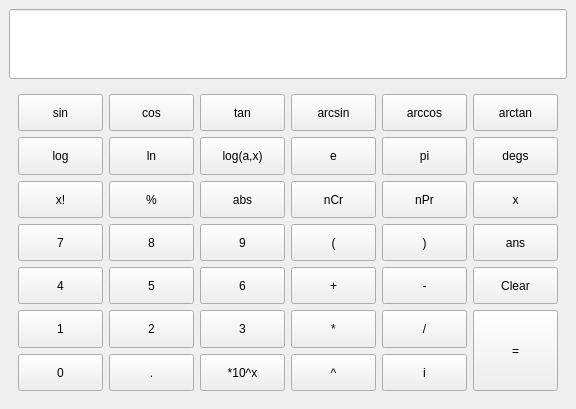
Qt form gui2.ui (twright/C1000-Intelligent-Calculator) before a commit.
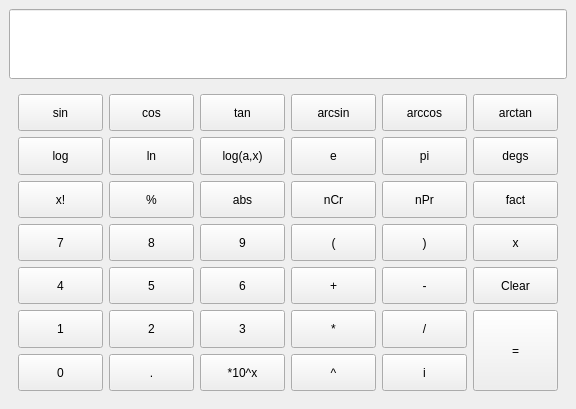
The same form after that commit.

The edit to the form file:
```diff
--- a/gui2.ui
+++ b/gui2.ui
@@ -213,6 +213,9 @@
            <verstretch>0</verstretch>
           </sizepolicy>
          </property>
+         <property name="layoutDirection">
+          <enum>Qt::LeftToRight</enum>
+         </property>
          <property name="text">
           <string>x!</string>
          </property>
@@ -231,7 +234,7 @@
          </property>
         </widget>
        </item>
-       <item row="5" column="0">
+       <item row="6" column="0">
         <widget class="QPushButton" name="btn_4">
          <property name="sizePolicy">
           <sizepolicy hsizetype="Minimum" vsizetype="Expanding">
@@ -244,7 +247,7 @@
          </property>
         </widget>
        </item>
-       <item row="7" column="0">
+       <item row="8" column="0">
         <widget class="QPushButton" name="btn_1">
          <property name="sizePolicy">
           <sizepolicy hsizetype="Minimum" vsizetype="Expanding">
@@ -257,7 +260,7 @@
          </property>
         </widget>
        </item>
-       <item row="8" column="0">
+       <item row="9" column="0">
         <widget class="QPushButton" name="btn_0">
          <property name="sizePolicy">
           <sizepolicy hsizetype="Minimum" vsizetype="Expanding">
@@ -348,7 +351,7 @@
          </property>
         </widget>
        </item>
-       <item row="5" column="1">
+       <item row="6" column="1">
         <widget class="QPushButton" name="btn_5">
          <property name="sizePolicy">
           <sizepolicy hsizetype="Minimum" vsizetype="Expanding">
@@ -361,7 +364,7 @@
          </property>
         </widget>
        </item>
-       <item row="5" column="2">
+       <item row="6" column="2">
         <widget class="QPushButton" name="btn_6">
          <property name="sizePolicy">
           <sizepolicy hsizetype="Minimum" vsizetype="Expanding">
@@ -374,7 +377,7 @@
          </property>
         </widget>
        </item>
-       <item row="7" column="2">
+       <item row="8" column="2">
         <widget class="QPushButton" name="btn_3">
          <property name="sizePolicy">
           <sizepolicy hsizetype="Minimum" vsizetype="Expanding">
@@ -387,7 +390,7 @@
          </property>
         </widget>
        </item>
-       <item row="7" column="1">
+       <item row="8" column="1">
         <widget class="QPushButton" name="btn_2">
          <property name="sizePolicy">
           <sizepolicy hsizetype="Minimum" vsizetype="Expanding">
@@ -400,7 +403,7 @@
          </property>
         </widget>
        </item>
-       <item row="8" column="1">
+       <item row="9" column="1">
         <widget class="QPushButton" name="btn_mantissa">
          <property name="sizePolicy">
           <sizepolicy hsizetype="Minimum" vsizetype="Expanding">
@@ -413,7 +416,7 @@
          </property>
         </widget>
        </item>
-       <item row="8" column="2">
+       <item row="9" column="2">
         <widget class="QPushButton" name="btn_std_form">
          <property name="sizePolicy">
           <sizepolicy hsizetype="Minimum" vsizetype="Expanding">
@@ -426,7 +429,7 @@
          </property>
         </widget>
        </item>
-       <item row="5" column="5">
+       <item row="6" column="5">
         <widget class="QPushButton" name="btn_clear">
          <property name="sizePolicy">
           <sizepolicy hsizetype="Minimum" vsizetype="Expanding">
@@ -439,7 +442,7 @@
          </property>
         </widget>
        </item>
-       <item row="7" column="5" rowspan="2">
+       <item row="8" column="5" rowspan="2">
         <widget class="QPushButton" name="btn_eval">
          <property name="sizePolicy">
           <sizepolicy hsizetype="Minimum" vsizetype="Expanding">
@@ -452,33 +455,7 @@
          </property>
         </widget>
        </item>
-       <item row="4" column="5">
-        <widget class="QPushButton" name="btn_ans">
-         <property name="sizePolicy">
-          <sizepolicy hsizetype="Minimum" vsizetype="Expanding">
-           <horstretch>0</horstretch>
-           <verstretch>0</verstretch>
-          </sizepolicy>
-         </property>
-         <property name="text">
-          <string>ans</string>
-         </property>
-        </widget>
-       </item>
-       <item row="2" column="5">
-        <widget class="QPushButton" name="btn_x">
-         <property name="sizePolicy">
-          <sizepolicy hsizetype="Minimum" vsizetype="Expanding">
-           <horstretch>0</horstretch>
-           <verstretch>0</verstretch>
-          </sizepolicy>
-         </property>
-         <property name="text">
-          <string>x</string>
-         </property>
-        </widget>
-       </item>
-       <item row="8" column="3">
+       <item row="9" column="3">
         <widget class="QPushButton" name="btn_index">
          <property name="sizePolicy">
           <sizepolicy hsizetype="Minimum" vsizetype="Expanding">
@@ -491,7 +468,7 @@
          </property>
         </widget>
        </item>
-       <item row="7" column="3">
+       <item row="8" column="3">
         <widget class="QPushButton" name="btn_mul">
          <property name="sizePolicy">
           <sizepolicy hsizetype="Minimum" vsizetype="Expanding">
@@ -504,7 +481,7 @@
          </property>
         </widget>
        </item>
-       <item row="5" column="3">
+       <item row="6" column="3">
         <widget class="QPushButton" name="btn_add">
          <property name="sizePolicy">
           <sizepolicy hsizetype="Minimum" vsizetype="Expanding">
@@ -530,7 +507,7 @@
          </property>
         </widget>
        </item>
-       <item row="8" column="4">
+       <item row="9" column="4">
         <widget class="QPushButton" name="btn_i">
          <property name="sizePolicy">
           <sizepolicy hsizetype="Minimum" vsizetype="Expanding">
@@ -543,7 +520,7 @@
          </property>
         </widget>
        </item>
-       <item row="7" column="4">
+       <item row="8" column="4">
         <widget class="QPushButton" name="btn_div">
          <property name="sizePolicy">
           <sizepolicy hsizetype="Minimum" vsizetype="Expanding">
@@ -556,7 +533,7 @@
          </property>
         </widget>
        </item>
-       <item row="5" column="4">
+       <item row="6" column="4">
         <widget class="QPushButton" name="btn_sub">
          <property name="sizePolicy">
           <sizepolicy hsizetype="Minimum" vsizetype="Expanding">
@@ -582,6 +559,32 @@
          </property>
         </widget>
        </item>
+       <item row="2" column="5">
+        <widget class="QPushButton" name="btn_factors">
+         <property name="sizePolicy">
+          <sizepolicy hsizetype="Minimum" vsizetype="Expanding">
+           <horstretch>0</horstretch>
+           <verstretch>0</verstretch>
+          </sizepolicy>
+         </property>
+         <property name="text">
+          <string>fact</string>
+         </property>
+        </widget>
+       </item>
+       <item row="4" column="5">
+        <widget class="QPushButton" name="btn_x">
+         <property name="sizePolicy">
+          <sizepolicy hsizetype="Minimum" vsizetype="Expanding">
+           <horstretch>0</horstretch>
+           <verstretch>0</verstretch>
+          </sizepolicy>
+         </property>
+         <property name="text">
+          <string>x</string>
+         </property>
+        </widget>
+       </item>
       </layout>
      </widget>
     </item>
```
